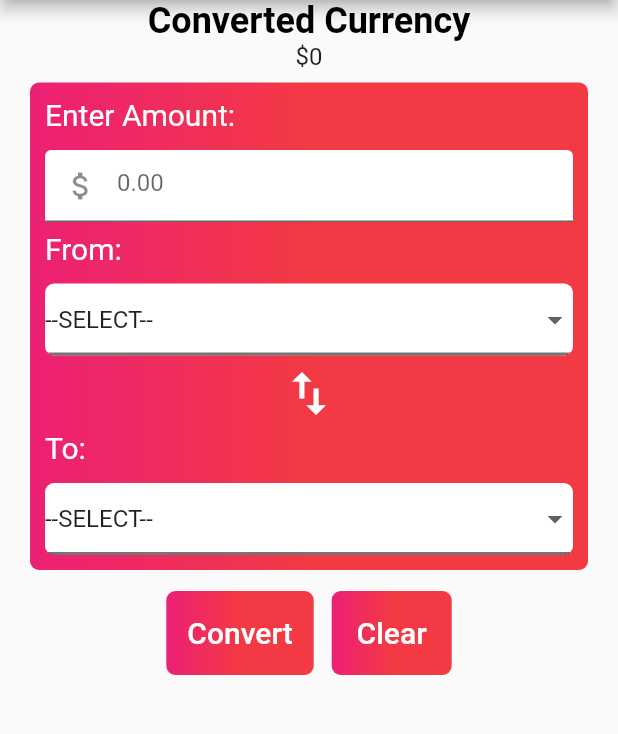
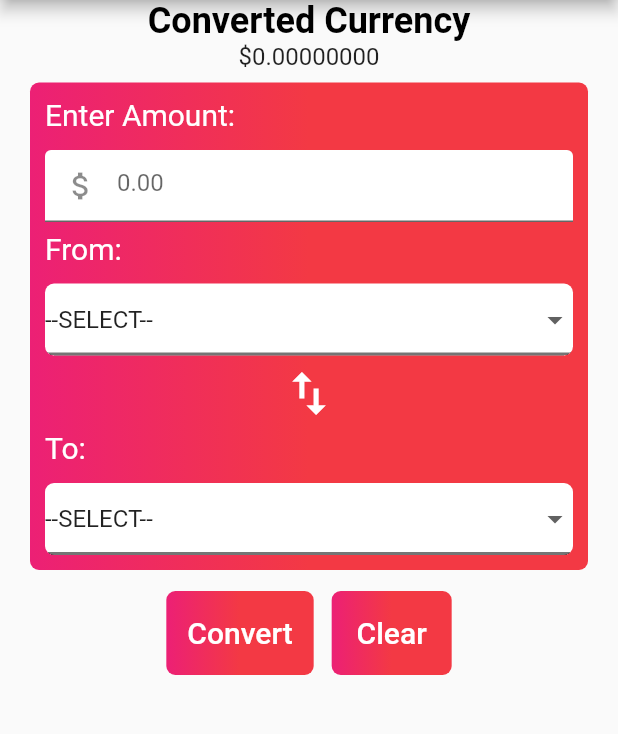
Before and after one commit to PhotonRayleigh/currency_converter_flutter, a Flutter app: the screen it shows after launch, after a tap on "Convert", on a phone screen of 412 x 824 dp, the part 84-818 px from its top. Run offline on Flutter 3.47's test engine with Material 2 defaults, Android fonts, the phone set to English and light mode, and no system bars; our stand-ins replace decimal, get, new_gradient_app_bar; missing offline and left inert: spark_lib, win32.

Commit message:
It can convert things! Basic conversion between entries is implemented.,

```diff
--- a/lib/app/screens/converter.dart
+++ b/lib/app/screens/converter.dart
@@ -36,6 +36,7 @@ class ConverterScreenState extends State<ConverterScreen> {
 
   var enterAmountController = TextEditingController(text: "");
   var convertedOutput = Decimal.zero;
+  var inputValue = Decimal.zero;
 
   @override
   void initState() {
@@ -102,6 +103,17 @@ class ConverterScreenState extends State<ConverterScreen> {
           ),
           style: TextStyle(color: Colors.black),
           inputFormatters: [FormatNumericOnly()],
+          onChanged: (text) {
+            if (text == "") return;
+            String cleanedText = text;
+            var regExPattern = RegExp(r"(\d*[.]?\d{0,8}){1}");
+            if (regExPattern.hasMatch(text)) {
+              if (text.endsWith(".")) cleanedText = text + "0";
+              if (text.startsWith(".")) cleanedText = "0" + text;
+              inputValue = Decimal.parse(cleanedText);
+            } else
+              print("Error: Incorrect number format.");
+          },
         ),
       ],
     );
@@ -237,7 +249,7 @@ class ConverterScreenState extends State<ConverterScreen> {
                       fontSize: 24),
                   textAlign: TextAlign.center,
                 ),
-                Text("\$${convertedOutput.toString()}",
+                Text("\$${convertedOutput.toStringAsFixed(8)}",
                     style: TextStyle(fontSize: 16)),
                 selectorsBlock,
                 FittedBox(
@@ -250,7 +262,7 @@ class ConverterScreenState extends State<ConverterScreen> {
                         decoration: buttonDecoration,
                         child: TextButton(
                           child: Text("Convert", style: panelTextStyle),
-                          onPressed: () {},
+                          onPressed: calculateConversion,
                         )),
                     Container(
                       margin: EdgeInsets.all(6.0),
@@ -342,6 +354,18 @@ class ConverterScreenState extends State<ConverterScreen> {
     convertedOutput = Decimal.zero;
     setState(() {});
   }
+
+  void calculateConversion() {
+    if (fromVal == defaultSelection || toVal == defaultSelection) {
+      print("Error: Please select a currency to convert to and from.");
+      return;
+    }
+    var fromFactor = currencyList[fromVal] ?? Decimal.fromInt(1);
+    var toFactor = currencyList[toVal] ?? Decimal.fromInt(1);
+
+    convertedOutput = inputValue * (toFactor / fromFactor);
+    setState(() {});
+  }
 }
 
 class FormatNumericOnly extends TextInputFormatter {
```
